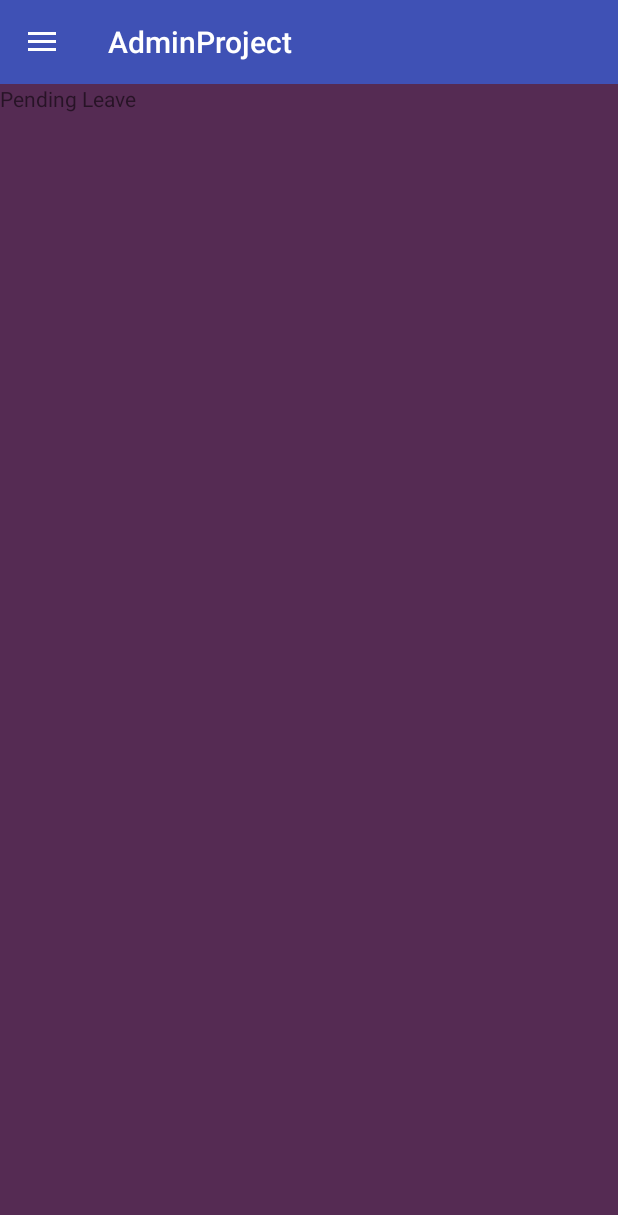
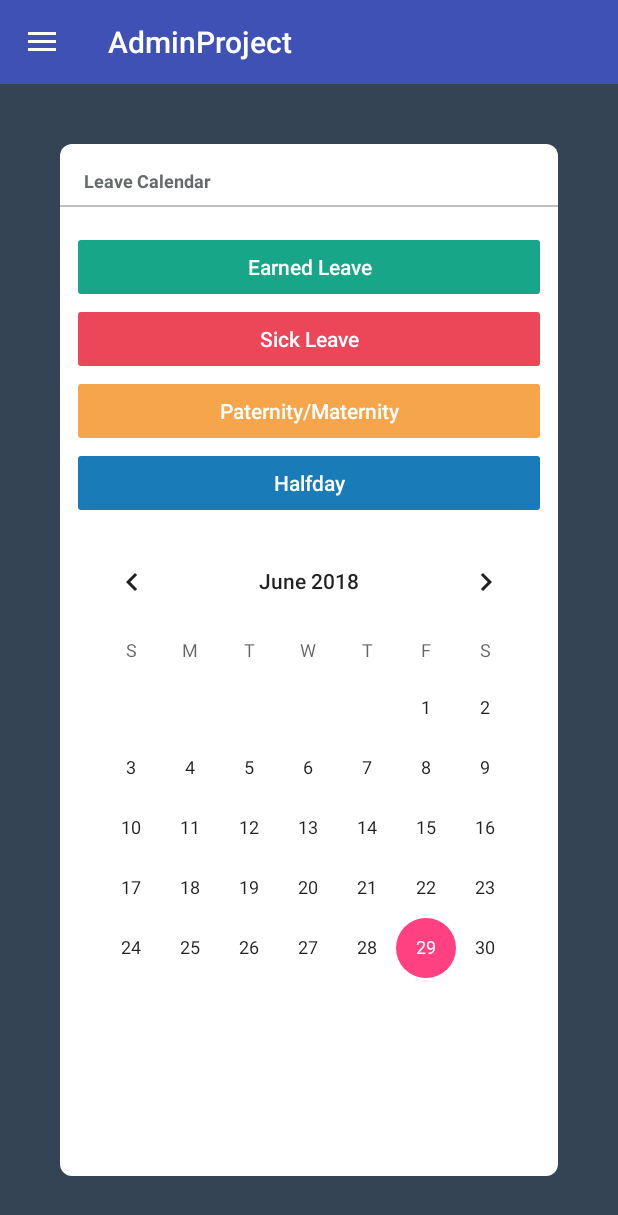
Before and after one commit to Amaann/AdminProject, an Android app: the screen it shows after launch (HomeActivity), in the side drawer, after a tap on "Team Leaves", on a phone screen of 412 x 824 dp. Shown: the top 1215 px of the screen. Run offline under Robolectric (Android 15) with nearby library versions, the phone set to English and light mode, and no system bars; our stand-ins replace CircleImageView.

Commit message:
created leaves and pending leaves layouts

```diff
--- a/app/src/main/java/com/example/aman/adminproject/HomeActivity.java
+++ b/app/src/main/java/com/example/aman/adminproject/HomeActivity.java
@@ -1,6 +1,5 @@
 package com.example.aman.adminproject;
 
-import android.app.Fragment;
 import android.content.Context;
 import android.support.annotation.NonNull;
 import android.support.design.widget.NavigationView;
@@ -9,15 +8,8 @@ import android.support.v4.widget.DrawerLayout;
 import android.support.v7.app.ActionBarDrawerToggle;
 import android.support.v7.app.AppCompatActivity;
 import android.os.Bundle;
-import android.support.v7.widget.Toolbar;
 import android.util.Log;
-import android.view.Gravity;
 import android.view.MenuItem;
-import android.view.Window;
-import android.view.WindowManager;
-import android.widget.FrameLayout;
-import android.widget.Toast;
-import android.widget.ToggleButton;
 
 public class HomeActivity extends AppCompatActivity {
     Context context;
@@ -77,9 +69,9 @@ public class HomeActivity extends AppCompatActivity {
                                         new MyTeamFragment(), "team").commit();
                                 break;
 
-                            case R.id.Id_Approval:
+                            case R.id.Id_TeamLeaves:
                                 getSupportFragmentManager().beginTransaction().replace(R.id.fragment_container,
-                                        new PendingLeaveFragment(), "pendingLeaves").commit();
+                                        new TeamLeavesFragment(), "pendingLeaves").commit();
                                 break;
 
                             case R.id.Id_Tickets:
--- a/app/src/main/java/com/example/aman/adminproject/MyTeamFragment.java
+++ b/app/src/main/java/com/example/aman/adminproject/MyTeamFragment.java
@@ -66,7 +66,7 @@ public class MyTeamFragment extends Fragment {
         if (Build.VERSION.SDK_INT >= Build.VERSION_CODES.O) {
             circleImageView2.setTooltipText("Ritesh, System Admin, 7022266557");
         } else {
-            TooltipCompat.setTooltipText(circleImageView2, "Ritesh, System Admin, 7022266557");
+            TooltipCompat.setTooltipText(circleImageView2, "Ritesh, \n System Admin,\n 7022266557");
         }
 
     }
--- a/app/src/main/java/com/example/aman/adminproject/PendingLeaveFragment.java
+++ b/app/src/main/java/com/example/aman/adminproject/TeamLeavesFragment.java
@@ -1,7 +1,6 @@
 package com.example.aman.adminproject;
 
 import android.content.Context;
-import android.net.Uri;
 import android.os.Bundle;
 import android.support.v4.app.Fragment;
 import android.view.LayoutInflater;
@@ -10,12 +9,12 @@ import android.view.ViewGroup;
 import android.widget.TextView;
 
 
-public class PendingLeaveFragment extends Fragment {
+public class TeamLeavesFragment extends Fragment {
     View v;
     TextView textView;
 
 
-    public PendingLeaveFragment() {
+    public TeamLeavesFragment() {
         // Required empty public constructor
     }
 
@@ -29,15 +28,15 @@ public class PendingLeaveFragment extends Fragment {
     public View onCreateView(LayoutInflater inflater, ViewGroup container,
                              Bundle savedInstanceState) {
 
-        v = inflater.inflate(R.layout.fragment_pending_leave, container, false);
-        initView();
+        v = inflater.inflate(R.layout.fragment_team_leaves, container, false);
+//        initView();
         return v;
     }
 
-    private void initView() {
-        textView = v.findViewById(R.id.textViewPendingLeave);
-        textView.setText("Pending Leave");
-    }
+//    private void initView() {
+//        textView = v.findViewById(R.id.textViewPendingLeave);
+//        textView.setText("Team Leaves");
+//    }
 
     @Override
     public void onAttach(Context context) {
--- a/app/src/main/res/layout/activity_home.xml
+++ b/app/src/main/res/layout/activity_home.xml
@@ -15,9 +15,9 @@
     <android.support.design.widget.NavigationView
         android:id="@+id/Id_NavView"
         android:layout_width="wrap_content"
-        android:layout_height="wrap_content"
+        android:layout_height="match_parent"
         android:layout_gravity="start"
-        android:background="#0DF5C5"
+        android:background="#ffffff"
         app:headerLayout="@layout/nav_header"
         app:menu="@menu/menu_items">
 
--- a/app/src/main/res/layout/fragment_pending_leave.xml
+++ /dev/null
@@ -1,16 +0,0 @@
-<?xml version="1.0" encoding="utf-8"?>
-<FrameLayout xmlns:android="http://schemas.android.com/apk/res/android"
-    xmlns:tools="http://schemas.android.com/tools"
-    android:layout_width="match_parent"
-    android:layout_height="match_parent"
-    tools:context=".PendingLeaveFragment">
-
-    <!-- TODO: Update blank fragment layout -->
-    <TextView
-        android:id="@+id/textViewPendingLeave"
-        android:layout_width="match_parent"
-        android:layout_height="match_parent"
-        android:text="@string/hello_blank_fragment"
-        android:background="#552b53"/>
-
-</FrameLayout>
--- /dev/null
+++ b/app/src/main/res/layout/fragment_team_leaves.xml
@@ -0,0 +1,124 @@
+<?xml version="1.0" encoding="utf-8"?>
+<FrameLayout xmlns:android="http://schemas.android.com/apk/res/android"
+    xmlns:app="http://schemas.android.com/apk/res-auto"
+    xmlns:tools="http://schemas.android.com/tools"
+    android:layout_width="match_parent"
+    android:layout_height="match_parent"
+    android:background="#344454"
+
+    tools:context=".TeamLeavesFragment">
+
+
+    <android.support.v7.widget.CardView
+        app:cardCornerRadius="8dp"
+        android:id="@+id/Id_CardView"
+        android:layout_width="match_parent"
+        android:layout_height="match_parent"
+        android:layout_margin="40dp"
+        app:layout_constraintBottom_toBottomOf="parent"
+        app:layout_constraintEnd_toEndOf="parent"
+        app:layout_constraintStart_toStartOf="parent"
+        app:layout_constraintTop_toTopOf="parent">
+
+        <android.support.constraint.ConstraintLayout
+            android:id="@+id/Id_Cl"
+            android:layout_width="match_parent"
+            android:layout_height="match_parent">
+
+
+            <TextView
+                android:id="@+id/textView6"
+                android:layout_width="wrap_content"
+                android:layout_height="wrap_content"
+                android:layout_marginLeft="16dp"
+                android:layout_marginStart="16dp"
+                android:layout_marginTop="16dp"
+                android:text="Leave Calendar"
+                android:textAppearance="@style/TextAppearance.AppCompat"
+                android:textColor="#676A6C"
+                android:textSize="12sp"
+                android:textStyle="bold"
+                app:layout_constraintStart_toStartOf="parent"
+                app:layout_constraintTop_toTopOf="parent" />
+
+            <View
+                android:id="@+id/view"
+                android:layout_width="wrap_content"
+                android:layout_height="1dp"
+                android:layout_marginTop="8dp"
+                android:background="#c0c0c0"
+                app:layout_constraintEnd_toEndOf="parent"
+                app:layout_constraintStart_toStartOf="parent"
+                app:layout_constraintTop_toBottomOf="@+id/textView6" />
+
+            <Button
+                android:id="@+id/Id_Bt_EarnedLeave"
+                android:layout_width="0dp"
+                android:layout_height="wrap_content"
+                android:layout_marginEnd="8dp"
+                android:layout_marginLeft="8dp"
+                android:layout_marginRight="8dp"
+                android:layout_marginStart="8dp"
+                android:layout_marginTop="16dp"
+                android:backgroundTint="#18A689"
+                android:text="Earned Leave"
+                android:textAllCaps="false"
+                android:textColor="#ffffff"
+                app:layout_constraintEnd_toEndOf="parent"
+                app:layout_constraintStart_toStartOf="parent"
+                app:layout_constraintTop_toBottomOf="@+id/view" />
+
+            <Button
+                android:id="@+id/Id_Bt_SickLeave"
+                android:layout_width="0dp"
+                android:layout_height="wrap_content"
+                android:backgroundTint="#EC4758"
+                android:text="Sick Leave"
+                android:textAllCaps="false"
+                android:textColor="#ffffff"
+                app:layout_constraintEnd_toEndOf="@+id/Id_Bt_EarnedLeave"
+                app:layout_constraintStart_toStartOf="@+id/Id_Bt_EarnedLeave"
+                app:layout_constraintTop_toBottomOf="@+id/Id_Bt_EarnedLeave" />
+
+            <Button
+                android:id="@+id/Id_Bt_PaternityLeave"
+                android:layout_width="0dp"
+                android:layout_height="wrap_content"
+                android:backgroundTint="#F7A54A"
+                android:text="Paternity/Maternity"
+                android:textAllCaps="false"
+                android:textColor="#ffffff"
+                app:layout_constraintEnd_toEndOf="@+id/Id_Bt_SickLeave"
+                app:layout_constraintStart_toStartOf="@+id/Id_Bt_SickLeave"
+                app:layout_constraintTop_toBottomOf="@+id/Id_Bt_SickLeave" />
+
+            <Button
+                android:id="@+id/Id_Bt_HalfDay"
+                android:layout_width="0dp"
+                android:layout_height="wrap_content"
+                android:backgroundTint="#1A7BB9"
+                android:text="Halfday"
+                android:textAllCaps="false"
+                android:textColor="#ffffff"
+                app:layout_constraintEnd_toEndOf="@+id/Id_Bt_PaternityLeave"
+                app:layout_constraintStart_toStartOf="@+id/Id_Bt_PaternityLeave"
+                app:layout_constraintTop_toBottomOf="@+id/Id_Bt_PaternityLeave" />
+
+            <CalendarView
+                android:id="@+id/Id_CalenderView"
+                android:layout_width="0dp"
+                android:layout_height="0dp"
+                android:layout_marginTop="8dp"
+                app:layout_constraintBottom_toBottomOf="parent"
+                app:layout_constraintEnd_toEndOf="@+id/Id_Bt_HalfDay"
+                app:layout_constraintStart_toStartOf="@+id/Id_Bt_HalfDay"
+                app:layout_constraintTop_toBottomOf="@+id/Id_Bt_HalfDay" />
+
+
+        </android.support.constraint.ConstraintLayout>
+
+
+    </android.support.v7.widget.CardView>
+
+
+</FrameLayout>
--- a/app/src/main/res/menu/menu_items.xml
+++ b/app/src/main/res/menu/menu_items.xml
@@ -17,13 +17,13 @@
         android:icon="@drawable/team"
         android:title="My Team" />
 
-    <item
-        android:id="@+id/Id_Approval"
-        android:icon="@drawable/pendingleave"
-        android:title="Pending Approval" />
+    <!--<item-->
+        <!--android:id="@+id/Id_Pending_Approval"-->
+        <!--android:icon="@drawable/pendingleave"-->
+        <!--android:title="Pending Approval" />-->
     <item
         android:id="@+id/Id_TeamLeaves"
-        android:icon="@drawable/leaves"
+        android:icon="@drawable/pendingleave"
         android:title="Team Leaves" />
 
     <item
--- a/app/src/main/res/values/colors.xml
+++ b/app/src/main/res/values/colors.xml
@@ -6,4 +6,5 @@
     <color name="colorBG">#0a3a5b</color>
     <color name="colorButton">#18A689</color>
     <color name="colorWhite">#ffffff</color>
+    <color name="buttonColor">#20c05c</color>
 </resources>
--- a/app/src/main/res/values/styles.xml
+++ b/app/src/main/res/values/styles.xml
@@ -4,11 +4,13 @@
     <style name="AppTheme"
 
         parent="Theme.AppCompat.Light.DarkActionBar">
+
         <!-- Customize your theme here. -->
 
         <item name="colorPrimary">@color/colorPrimary</item>
         <item name="colorPrimaryDark">@color/colorPrimaryDark</item>
         <item name="colorAccent">@color/colorAccent</item>
+
     </style>
 
     <style name="Divider">
@@ -17,4 +19,7 @@
         <item name="android:background">?android:attr/listDivider</item>
     </style>
 
+
+
+
 </resources>
```
Also changed, not shown: app/src/main/res/layout/fragment_leaves.xml (+67 -5 lines).
